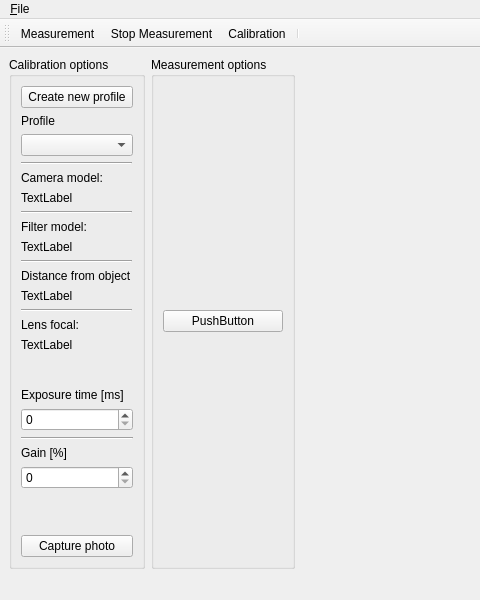
Wolowin/Thermovision, file Thermovision/View/mainwindow.ui: the form before one commit; both pictures show x 0 to 480 and y 0 to 600 of the 800 by 600 pixel window.
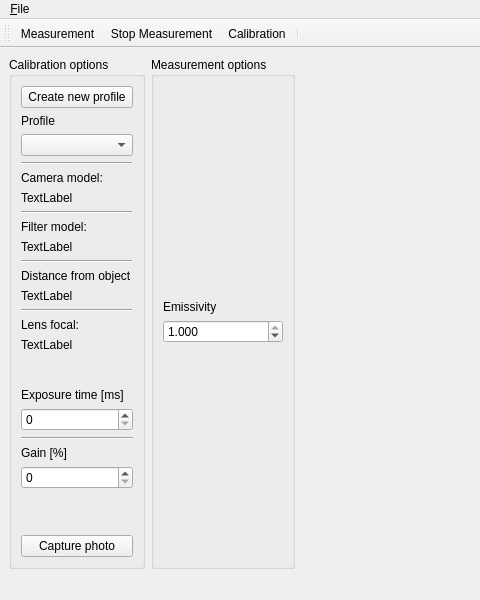
The form after the commit.

Patch:
```diff
--- a/Thermovision/View/mainwindow.ui
+++ b/Thermovision/View/mainwindow.ui
@@ -56,12 +56,57 @@
       </property>
       <layout class="QVBoxLayout" name="verticalLayout_2">
        <item>
-        <widget class="QPushButton" name="pushButton">
+        <spacer name="verticalSpacer_5">
+         <property name="orientation">
+          <enum>Qt::Vertical</enum>
+         </property>
+         <property name="sizeHint" stdset="0">
+          <size>
+           <width>20</width>
+           <height>40</height>
+          </size>
+         </property>
+        </spacer>
+       </item>
+       <item>
+        <widget class="QLabel" name="label">
          <property name="text">
-          <string>PushButton</string>
+          <string>Emissivity</string>
          </property>
         </widget>
        </item>
+       <item>
+        <widget class="QDoubleSpinBox" name="doubleSpinBox_emissivity">
+         <property name="decimals">
+          <number>3</number>
+         </property>
+         <property name="minimum">
+          <double>0.001000000000000</double>
+         </property>
+         <property name="maximum">
+          <double>1.000000000000000</double>
+         </property>
+         <property name="singleStep">
+          <double>0.001000000000000</double>
+         </property>
+         <property name="value">
+          <double>1.000000000000000</double>
+         </property>
+        </widget>
+       </item>
+       <item>
+        <spacer name="verticalSpacer_4">
+         <property name="orientation">
+          <enum>Qt::Vertical</enum>
+         </property>
+         <property name="sizeHint" stdset="0">
+          <size>
+           <width>20</width>
+           <height>40</height>
+          </size>
+         </property>
+        </spacer>
+       </item>
       </layout>
      </widget>
     </item>
```
Left out of the diff: 6 changed lines with no effect on the pictures.
